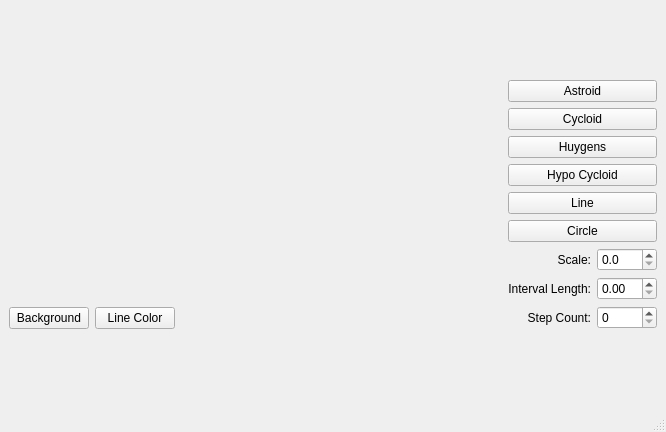
Before: the Qt Designer form mainwindow.ui in wbmetzel/QTCurves, drawn with Qt 5.
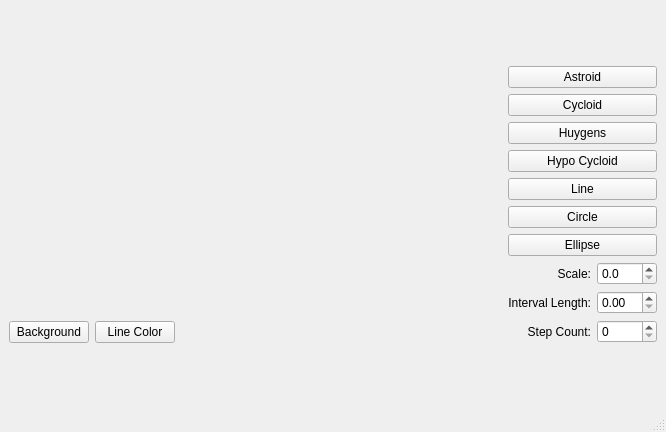
After: the same form once the commit is applied. Custom widgets are drawn as their Qt base class.

Commit message: Add Ellipse to shapes

```diff
--- a/mainwindow.ui
+++ b/mainwindow.ui
@@ -97,6 +97,13 @@
         </property>
        </widget>
       </item>
+      <item>
+       <widget class="QPushButton" name="btnEllipse">
+        <property name="text">
+         <string>Ellipse</string>
+        </property>
+       </widget>
+      </item>
       <item>
        <layout class="QHBoxLayout" name="horizontalLayout">
         <item>
```
The commit also changes 4 other files.
